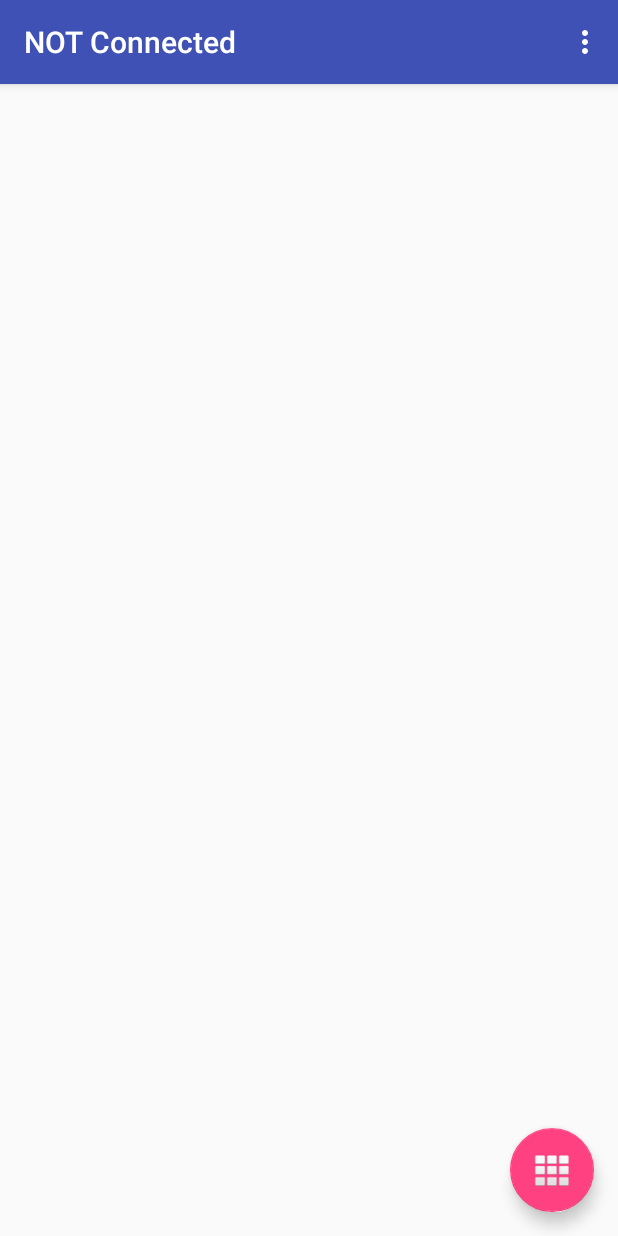
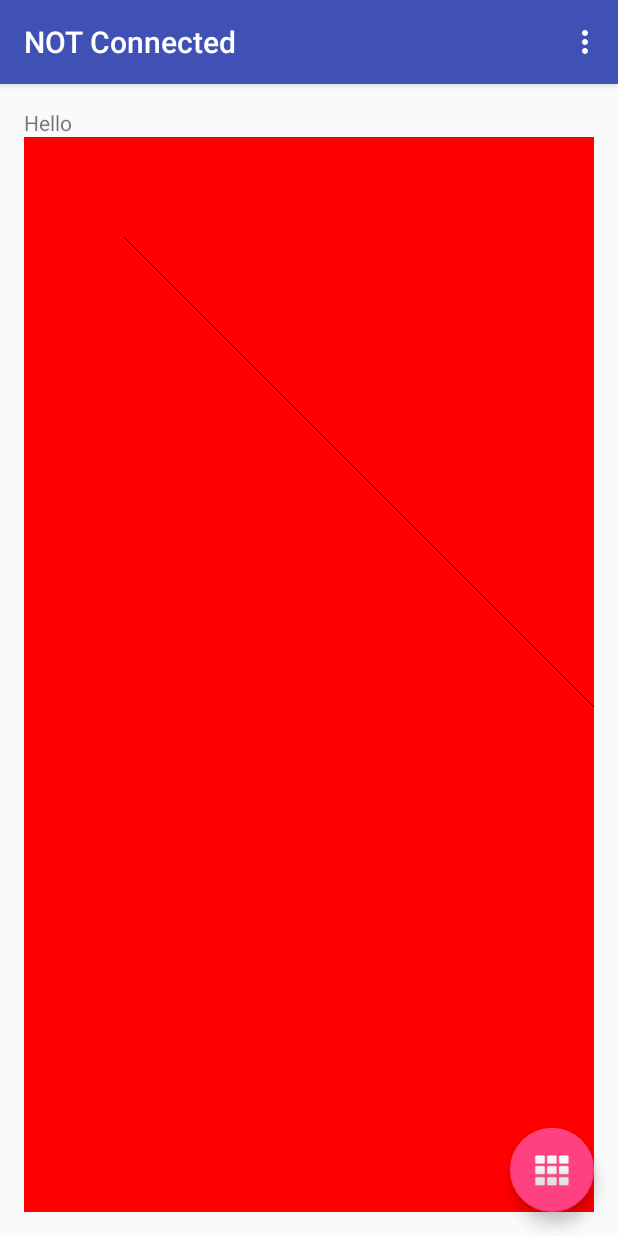
Before and after one commit to tae-jun/ArduPathFinder, an Android app: the screen it shows after launch (MainActivity), on a phone screen of 412 x 824 dp. Run offline under Robolectric (Android 15) with nearby library versions, the phone set to English and light mode, and no system bars; libraries missing offline, so code that uses them is left out: app.akexorcist.bluetotohspp; 5 statements that could not run were skipped.

```diff
--- a/app/src/main/java/ardupathfinder/myapplication/MainActivity.java
+++ b/app/src/main/java/ardupathfinder/myapplication/MainActivity.java
@@ -3,6 +3,8 @@ package ardupathfinder.myapplication;
 import android.app.Activity;
 import android.bluetooth.BluetoothAdapter;
 import android.content.Intent;
+import android.graphics.Canvas;
+import android.graphics.Color;
 import android.os.Bundle;
 import android.support.design.widget.FloatingActionButton;
 import android.support.design.widget.Snackbar;
@@ -27,6 +29,7 @@ public class MainActivity extends AppCompatActivity {
 
     FloatingActionButton fab;
     TextView stdout;
+    View map;
 
     @Override
     protected void onCreate(Bundle savedInstanceState) {
@@ -38,6 +41,8 @@ public class MainActivity extends AppCompatActivity {
         getSupportActionBar().setTitle(DEFAULT_TOOLBAR_TITLE);
         // TextView stdout
         stdout = (TextView) findViewById(R.id.stdout);
+        // View map
+        map = (MapView) findViewById(R.id.map);
         // Setup bluetooth things
         setupBT();
         // Enable button
@@ -52,6 +57,9 @@ public class MainActivity extends AppCompatActivity {
                 }
             }
         });
+
+        map.invalidate();
+        stdout.setText("Hello");
     }
 
     private void setupBT() {
--- /dev/null
+++ b/app/src/main/java/ardupathfinder/myapplication/MapView.java
@@ -0,0 +1,32 @@
+package ardupathfinder.myapplication;
+
+import android.content.Context;
+import android.graphics.Canvas;
+import android.graphics.Color;
+import android.graphics.Paint;
+import android.util.AttributeSet;
+import android.util.Log;
+import android.view.View;
+
+/**
+ * Created by jun on 15. 11. 15..
+ */
+public class MapView extends View {
+    private static final String TAG = "MapView";
+
+    public MapView(Context context, AttributeSet attrs) {
+        super(context, attrs);
+        Log.i(TAG, "Created");
+        setWillNotDraw(false);
+    }
+
+    @Override
+    protected void onDraw(Canvas canvas) {
+//        super.onDraw(canvas);
+        canvas.drawColor(Color.RED);
+        Log.i(TAG, "onDraw()");
+        Paint p = new Paint();
+        p.setColor(Color.BLACK);
+        canvas.drawLine(100, 100, 1000, 1000, p);
+    }
+}
--- a/app/src/main/res/layout/content_main.xml
+++ b/app/src/main/res/layout/content_main.xml
@@ -1,9 +1,10 @@
 <?xml version="1.0" encoding="utf-8"?>
-<RelativeLayout xmlns:android="http://schemas.android.com/apk/res/android"
+<LinearLayout xmlns:android="http://schemas.android.com/apk/res/android"
     xmlns:app="http://schemas.android.com/apk/res-auto"
     xmlns:tools="http://schemas.android.com/tools"
     android:layout_width="match_parent"
     android:layout_height="match_parent"
+    android:orientation="vertical"
     android:paddingBottom="@dimen/activity_vertical_margin"
     android:paddingLeft="@dimen/activity_horizontal_margin"
     android:paddingRight="@dimen/activity_horizontal_margin"
@@ -14,6 +15,12 @@
 
     <TextView
         android:id="@+id/stdout"
-        android:layout_width="wrap_content"
+        android:layout_width="match_parent"
         android:layout_height="wrap_content" />
-</RelativeLayout>
+
+    <ardupathfinder.myapplication.MapView
+        android:id="@+id/map"
+        android:layout_width="match_parent"
+        android:layout_height="match_parent" />
+
+</LinearLayout>
```
